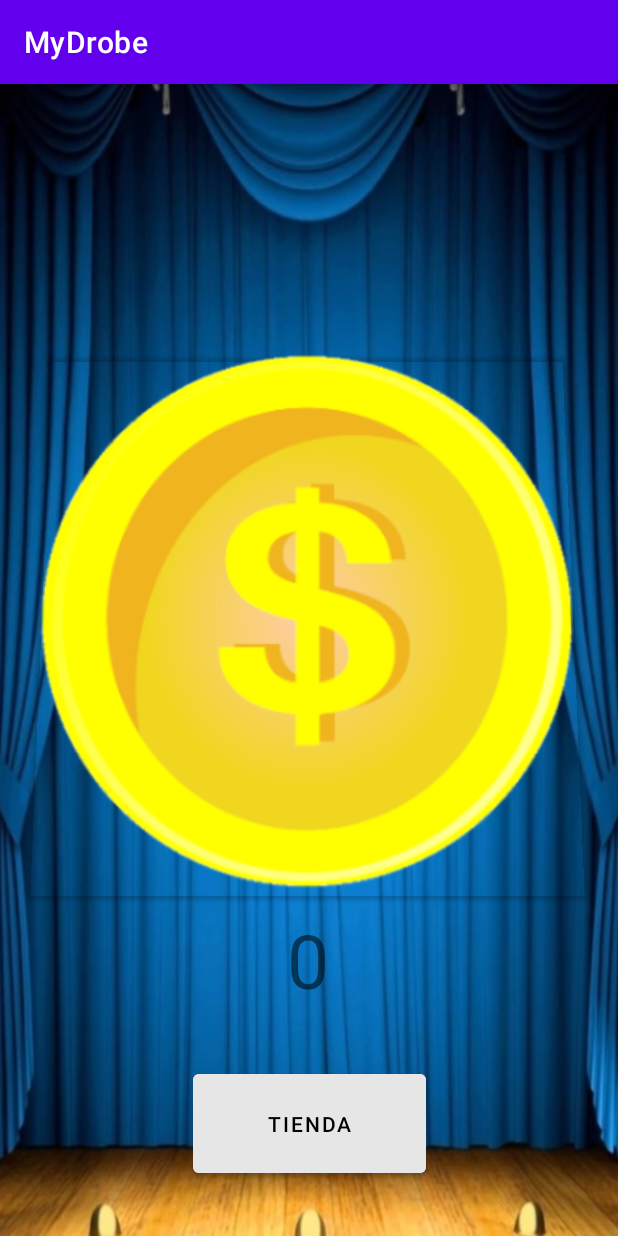
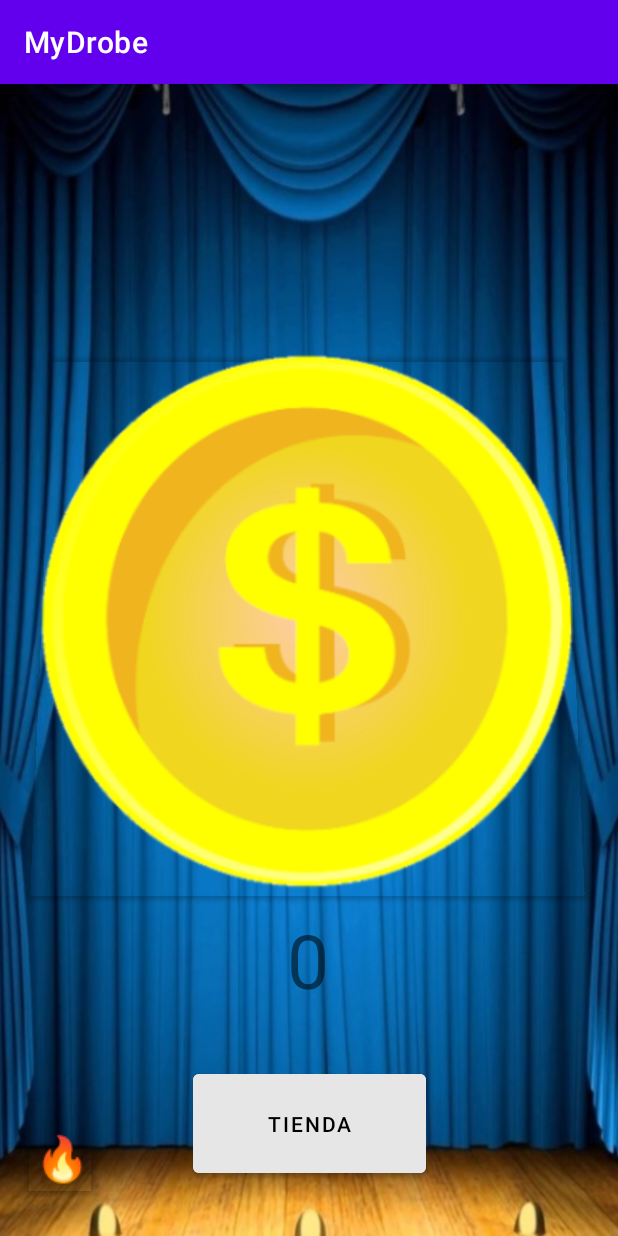
Before and after one commit to picugeo27/MyDrobe2.0, an Android app: the screen it shows after launch (MainActivity), on a phone screen of 412 x 824 dp. Run offline under Robolectric (Android 15) with nearby library versions, the phone set to English and light mode, and no system bars; 2 statements that could not run were skipped.

Commit message:
Interfaz principal con IDs y animación del botón y boton de cambio de modo

```diff
--- a/app/src/main/res/layout/activity_main.xml
+++ b/app/src/main/res/layout/activity_main.xml
@@ -61,4 +61,17 @@
         app:layout_constraintTop_toTopOf="parent"
         app:layout_constraintVertical_bias="0.428" />
 
+    <Button
+        android:id="@+id/btn_cambio_modo"
+        android:layout_width="48dp"
+        android:layout_height="47dp"
+        android:layout_marginEnd="62dp"
+        android:layout_marginBottom="24dp"
+        android:backgroundTint="#00FFFFFF"
+        android:drawableBottom="@drawable/imagen_fuego"
+        app:layout_constraintBottom_toBottomOf="parent"
+        app:layout_constraintEnd_toStartOf="@+id/btn_acceso_tienda"
+        app:layout_constraintHorizontal_bias="0.888"
+        app:layout_constraintStart_toStartOf="parent" />
+
 </androidx.constraintlayout.widget.ConstraintLayout>
```
Also changed, not shown: app/src/main/res/drawable/imagen_fuego.png (added).
